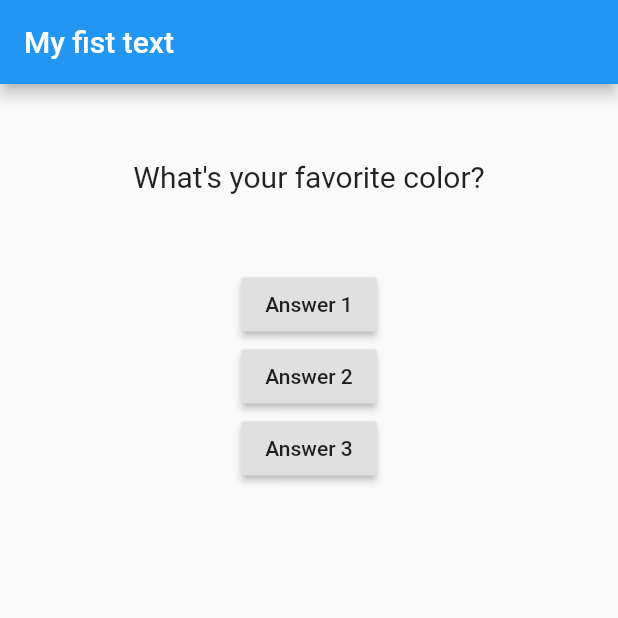
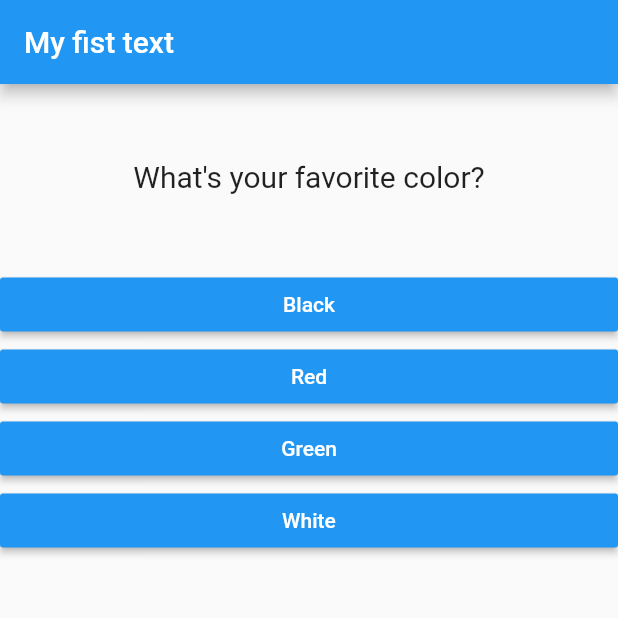
Before and after one commit to mvgmenezes/flutter_quiz, a Flutter app: the screen it shows after launch, on a phone screen of 412 x 824 dp, the top half of it. Run offline on Flutter 3.47's test engine with Material 2 defaults, Android fonts, the phone set to English and light mode, and no system bars.

Commit message:
Trabalhando com maps

```diff
--- /dev/null
+++ b/lib/answer.dart
@@ -0,0 +1,21 @@
+import 'package:flutter/material.dart';
+
+class Answer extends StatelessWidget {
+  final Function selectHandler;
+  final String answerText;
+
+  Answer(this.selectHandler, this.answerText);
+
+  @override
+  Widget build(BuildContext context) {
+    return Container(
+      width: double.infinity,
+      child: RaisedButton(
+        color: Colors.blue,
+        textColor: Colors.white,
+        child: Text(answerText),
+        onPressed: selectHandler,
+      ),
+    );
+  }
+}
--- a/lib/main.dart
+++ b/lib/main.dart
@@ -1,5 +1,6 @@
 import 'package:flutter/material.dart';
 import 'question.dart';
+import 'answer.dart';
 
 void main() => runApp(MyApp());
 
@@ -23,7 +24,20 @@ class _MyAppState extends State<MyApp> {
   @override
   Widget build(BuildContext context) {
 
-    var questions = ['What\'s your favorite color?', 'What is your favorite animal?'];
+    var questions = [
+      {
+        'questionText': 'What\'s your favorite color?',
+        'answers':['Black','Red','Green','White']
+      },
+      {
+        'questionText': 'What is your favorite animal?',
+        'answers':['Rabbit','Snake','Elephant','Lion']
+      },
+      {
+        'questionText': 'Who is your favorite instructor?',
+        'answers':['Marcus','Marcus','Marcus']
+      }
+    ];
 
     return MaterialApp(
       home: Scaffold(
@@ -31,10 +45,13 @@ class _MyAppState extends State<MyApp> {
           title: Text("My fist text"),
         ),
         body: Column(children: [
-          Question(questions[_questionIndex]),
-          RaisedButton(child: Text('Answer 1'),onPressed: _answerQuestion,),
-          RaisedButton(child: Text('Answer 2'),onPressed: _answerQuestion,),
-          RaisedButton(child: Text('Answer 3'),onPressed: _answerQuestion,)
+          Question(questions[_questionIndex]['questionText']),
+          //recupera as respostas do json na posicao _questionIndex, e convert para uma List para poder realizar o map.
+          //dentro de cada elemento do MAP retonra o new widget, convert para uma lista e apos isso é necessario usar o
+          //spread ... para recupear os valores e dar um append dentro do children do Column.
+          ...(questions[_questionIndex]['answers'] as List<String>).map((answer) {
+            return Answer(_answerQuestion,answer);
+          }).toList()
         ],),
       ),
     );
```
